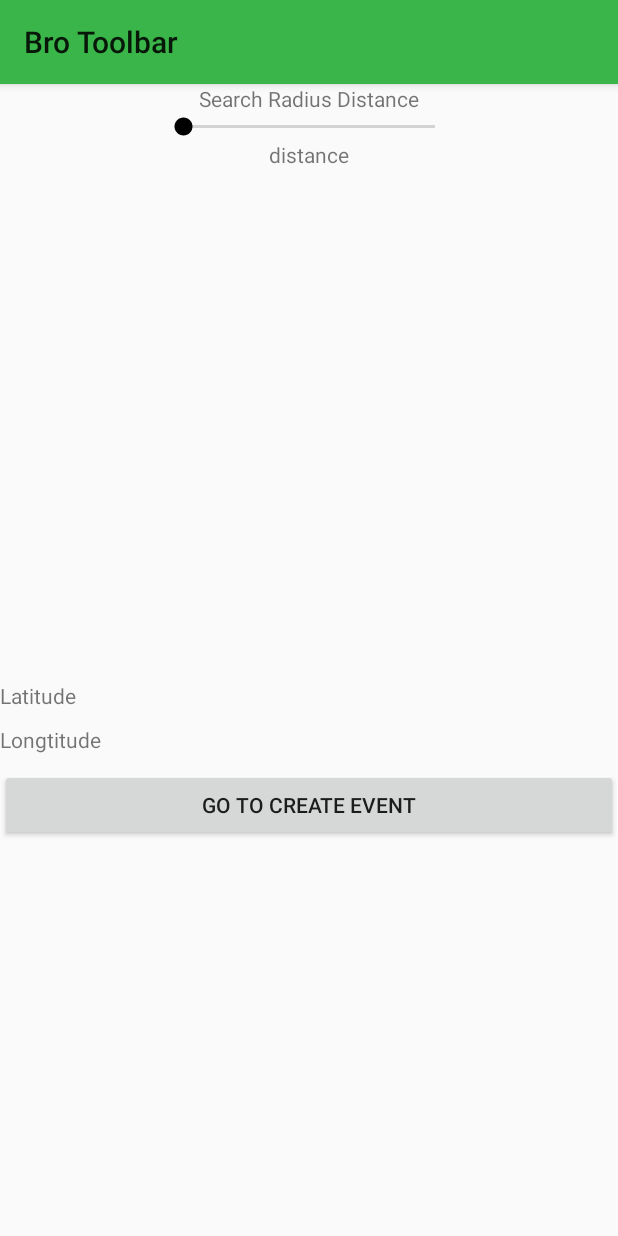
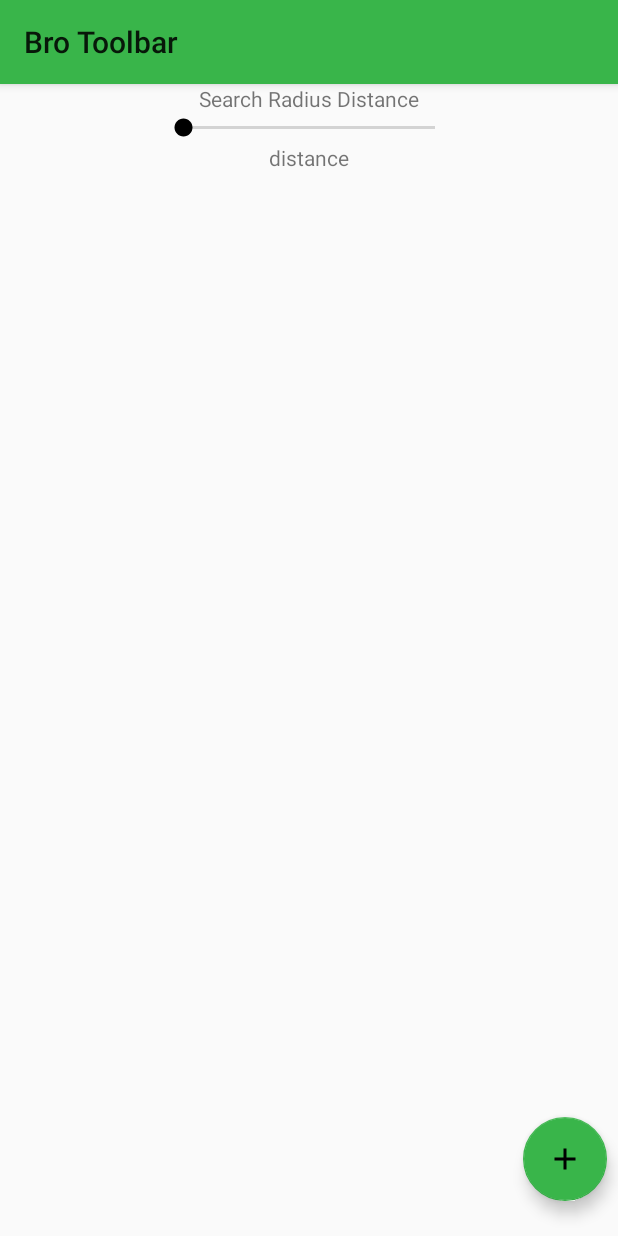
Before and after one commit to christoffer-thygesen/BroFinder, an Android app: the layout activity_main.xml on its own in the app's theme, with its tools: preview values and no code run, on a phone screen of 412 x 824 dp. Run offline under Robolectric (Android 15) with nearby library versions, the phone set to English and light mode, and no system bars.

Commit message:
Made mainactivity.xml less ugly, added FAB to CreateEventActivity.

```diff
--- a/app/src/main/java/mike/magic/com/brofinder/MainActivity.java
+++ b/app/src/main/java/mike/magic/com/brofinder/MainActivity.java
@@ -46,8 +46,8 @@ public class MainActivity extends AppCompatActivity
     private GoogleApiClient broGoogleApiClient;
     private LocationManager locationManager;
     private LocationListener broListener;
-    private TextView myLongtitude;
-    private TextView myLatitude;
+    //private TextView myLongtitude;
+    //private TextView myLatitude;
     double myLat;
     double myLong;
     public String broProvider;
@@ -87,8 +87,8 @@ public class MainActivity extends AppCompatActivity
             public void onLocationChanged(Location location) {
                 myLong = location.getLongitude();
                 myLat = location.getLatitude();
-                myLatitude.setText("Latitude: " + myLat);
-                myLongtitude.setText("Longtitude: " + myLong);
+                //myLatitude.setText("Latitude: " + myLat);
+                //myLongtitude.setText("Longtitude: " + myLong);
             }
 
             @Override
@@ -128,10 +128,10 @@ public class MainActivity extends AppCompatActivity
 
             locationManager.requestLocationUpdates("gps", 5000, 0, broListener);
 
-            myLatitude = findViewById(R.id.myLatitude);
-            myLongtitude = findViewById(R.id.myLongtitude);
-            myLatitude.setText("Latitude: " + myLat);
-            myLongtitude.setText("Longtitude: " + myLong);
+            //myLatitude = findViewById(R.id.myLatitude);
+            //myLongtitude = findViewById(R.id.myLongtitude);
+            //myLatitude.setText("Latitude: " + myLat);
+            //myLongtitude.setText("Longtitude: " + myLong);
 
             Toast.makeText( MainActivity.this, "GPS is on!", Toast.LENGTH_SHORT).show();
         }
@@ -246,8 +246,8 @@ public class MainActivity extends AppCompatActivity
             if (broLastLocation != null) {
                 myLat = broLastLocation.getLatitude();
                 myLong = broLastLocation.getLongitude();
-                myLatitude.setText("Latitude: " + myLat);
-                myLongtitude.setText("Longtitude: " + myLong);
+                //myLatitude.setText("Latitude: " + myLat);
+                //myLongtitude.setText("Longtitude: " + myLong);
 
             }
         }
--- a/app/src/main/res/layout/activity_main.xml
+++ b/app/src/main/res/layout/activity_main.xml
@@ -1,76 +1,87 @@
 <?xml version="1.0" encoding="utf-8"?>
-<LinearLayout xmlns:android="http://schemas.android.com/apk/res/android"
+<android.support.constraint.ConstraintLayout
+    xmlns:android="http://schemas.android.com/apk/res/android"
     xmlns:app="http://schemas.android.com/apk/res-auto"
     xmlns:tools="http://schemas.android.com/tools"
     android:layout_width="match_parent"
     android:layout_height="match_parent"
-    tools:context="mike.magic.com.brofinder.MainActivity"
-    android:orientation="vertical">
+    android:orientation="vertical"
+    tools:context="mike.magic.com.brofinder.MainActivity">
 
     <android.support.v7.widget.Toolbar
         android:id="@+id/toptoolbar"
         android:layout_width="match_parent"
-        app:title="Bro Toolbar"
         android:layout_height="?attr/actionBarSize"
         android:background="?attr/colorPrimary"
         android:elevation="4dp"
         android:theme="@style/ThemeOverlay.AppCompat.ActionBar"
-        app:popupTheme="@style/ThemeOverlay.AppCompat.Light"/>
+        app:popupTheme="@style/ThemeOverlay.AppCompat.Light"
+        app:title="Bro Toolbar" />
 
     <TextView
+        android:id="@+id/textView"
         android:layout_width="wrap_content"
         android:layout_height="wrap_content"
+        android:layout_gravity="center"
         android:text="Search Radius Distance"
-        android:layout_gravity="center"/>
+        app:layout_constraintBottom_toTopOf="@+id/searchRadius"
+        app:layout_constraintEnd_toEndOf="parent"
+        app:layout_constraintHorizontal_bias="0.5"
+        app:layout_constraintStart_toStartOf="parent"
+        app:layout_constraintTop_toBottomOf="@+id/toptoolbar" />
+
     <SeekBar
         android:id="@+id/searchRadius"
         android:layout_width="200dp"
+        android:layout_height="20dp"
+        android:layout_gravity="center"
+        android:max="100"
+        app:layout_constraintBottom_toTopOf="@+id/searchRadiusUnits"
+        app:layout_constraintEnd_toEndOf="parent"
+        app:layout_constraintHorizontal_bias="0.5"
+        app:layout_constraintStart_toStartOf="parent"
+        app:layout_constraintTop_toBottomOf="@+id/textView" />
+
+    <TextView
+        android:id="@+id/searchRadiusUnits"
+        android:layout_width="wrap_content"
         android:layout_height="wrap_content"
         android:layout_gravity="center"
-        android:max="100"
-        />
-
-    <TextView
-        android:layout_width="wrap_content"
-        android:layout_height="wrap_content"
-        android:id="@+id/searchRadiusUnits"
         android:text="distance"
-        android:layout_gravity="center"/>
+        app:layout_constraintBottom_toTopOf="@+id/eventList"
+        app:layout_constraintEnd_toEndOf="parent"
+        app:layout_constraintHorizontal_bias="0.5"
+        app:layout_constraintStart_toStartOf="parent"
+        app:layout_constraintTop_toBottomOf="@+id/searchRadius" />
 
     <ListView
         android:id="@+id/eventList"
-        android:layout_width="384dp"
-        android:layout_height="315dp"
+        android:layout_width="0dp"
+        android:layout_height="0dp"
         android:layout_marginBottom="8dp"
-        android:layout_marginEnd="8dp"
-        android:layout_marginStart="8dp"
         android:layout_marginTop="8dp"
-        android:dividerHeight="2dp"></ListView>
+        android:dividerHeight="2dp"
+        app:layout_constraintBottom_toBottomOf="parent"
+        app:layout_constraintEnd_toEndOf="parent"
+        app:layout_constraintHorizontal_bias="1.0"
+        app:layout_constraintStart_toStartOf="parent"
+        app:layout_constraintTop_toBottomOf="@+id/searchRadiusUnits"
+        app:layout_constraintVertical_bias="0.0"/>
 
-    <TextView
-    android:layout_width="wrap_content"
-    android:layout_height="wrap_content"
-        android:layout_marginTop="10dp"
-    android:text="Latitude"
-    android:id="@+id/myLatitude"/>
-
-    <TextView
+    <android.support.design.widget.FloatingActionButton
+        android:id="@+id/createNewEvent"
         android:layout_width="wrap_content"
         android:layout_height="wrap_content"
-        android:layout_marginTop="10dp"
-        android:text="Longtitude"
-        android:id="@+id/myLongtitude"/>
-
-
-
-    <Button
-        android:id="@+id/buttonCreateEvent"
         android:onClick="toCreateEvent"
-        android:layout_marginTop="10dp"
-        android:layout_width="match_parent"
-        android:layout_height="wrap_content"
-        android:text="Go to Create Event" />
-
-
-
-</LinearLayout>
+        android:clickable="true"
+        android:src="@drawable/ic_add_black_24dp"
+        app:backgroundTint="@color/colorPrimary"
+        app:layout_constraintBottom_toBottomOf="parent"
+        app:layout_constraintEnd_toEndOf="parent"
+        app:layout_constraintHorizontal_bias="0.98"
+        app:layout_constraintLeft_toLeftOf="parent"
+        app:layout_constraintRight_toRightOf="parent"
+        app:layout_constraintStart_toStartOf="parent"
+        app:layout_constraintTop_toTopOf="parent"
+        app:layout_constraintVertical_bias="0.97" />
+</android.support.constraint.ConstraintLayout>
```
Also changed, not shown: app/src/main/res/drawable-hdpi/ic_add_black_24dp.png (added), app/src/main/res/drawable-hdpi/ic_delete_black_24dp.png (added), app/src/main/res/drawable-hdpi/ic_settings_black_24dp.png (added), app/src/main/res/drawable-mdpi/ic_add_black_24dp.png (added), app/src/main/res/drawable-mdpi/ic_delete_black_24dp.png (added), app/src/main/res/drawable-mdpi/ic_settings_black_24dp.png (added), app/src/main/res/drawable-xhdpi/ic_add_black_24dp.png (added), app/src/main/res/drawable-xhdpi/ic_delete_black_24dp.png (added), app/src/main/res/drawable-xhdpi/ic_settings_black_24dp.png (added), app/src/main/res/drawable-xxhdpi/ic_add_black_24dp.png (added), app/src/main/res/drawable-xxhdpi/ic_delete_black_24dp.png (added), app/src/main/res/drawable-xxhdpi/ic_settings_black_24dp.png (added), app/src/main/res/drawable-xxxhdpi/ic_add_black_24dp.png (added), app/src/main/res/drawable-xxxhdpi/ic_delete_black_24dp.png (added), 1 more files.
